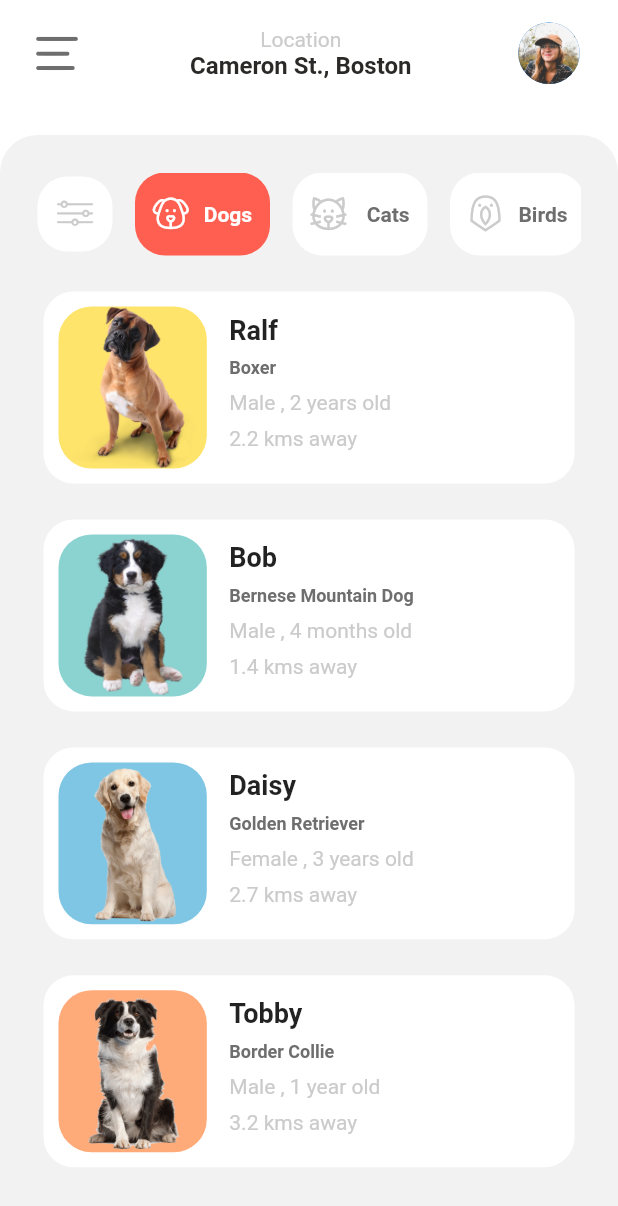
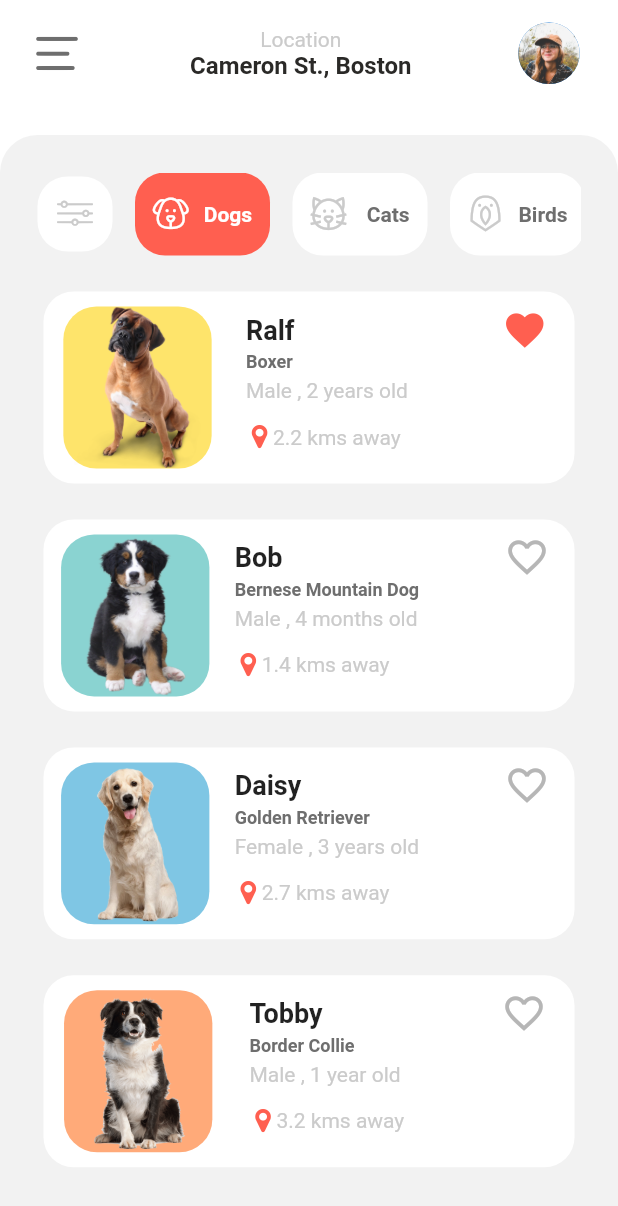
Before and after one commit to tauamendonca/AdoptMe-FTeamChallenge, a Flutter app: the screen it shows after launch, on a phone screen of 412 x 824 dp. Shown: the top 1206 px of the screen. Run offline on Flutter 3.47's test engine with Material 2 defaults, Android fonts, the phone set to English and light mode, and no system bars.

Commit message:
<done> Heart button - <ToDo> 2nd Screen

```diff
--- a/adopt_me/lib/components/list_pets/components/list_pet_card.dart
+++ b/adopt_me/lib/components/list_pets/components/list_pet_card.dart
@@ -1,6 +1,7 @@
 // ignore_for_file: prefer_const_constructors_in_immutables, prefer_typing_uninitialized_variables
 
 import 'package:adoptme/components/constants.dart';
+import 'package:adoptme/components/custom_icons_icons.dart';
 import 'package:flutter/material.dart';
 
 class ListPetCard extends StatefulWidget {
@@ -31,26 +32,27 @@ class ListPetCard extends StatefulWidget {
 /   defeito bem grande, que é o de limitar o tamanho do leading, aí a foto do card
 /   nunca estaria no tamanho correto. A solução foi criar um card customizado.
 */
+
 class _ListPetCardState extends State<ListPetCard> {
   //controle de qual ícone será recebido de acordo com o petFavorite
   //petFavorite = true se o pet for favoritado
+  late bool favorite = false;
+  late var _heart;
+  late var _heartColor;
 
-  //TODO: FAZER OS CORAÇÕES
-  // late bool _heart;
-  // late var _heartColor;
-  // getData(_heart) {
-  //   if (widget.petFavorite) {
-  //     _heart = true;
-  //     _heartColor = cPrimaryColor;
-  //   } else {
-  //     _heart = false;
-  //     _heartColor = cGray2;
-  //   }
-  // }
+  getData(favorite) {
+    if (widget.petFavorite) {
+      _heart = CustomIcons.favorite;
+      _heartColor = cPrimaryColor;
+    } else {
+      _heart = CustomIcons.favorite_border;
+      _heartColor = cGray2;
+    }
+  }
 
   @override
   void initState() {
-    // getData(widget.petFavorite);
+    getData(widget.petFavorite);
     super.initState();
   }
 
@@ -72,12 +74,13 @@ class _ListPetCardState extends State<ListPetCard> {
           elevation: 0,
 
           //linha do card, os itens dela estão separados em 3 widgets
+          child: Padding(
+            padding: const EdgeInsets.fromLTRB(10, 10, 15, 10),
             child: Row(
+              mainAxisAlignment: MainAxisAlignment.spaceAround,
               children: [
                 //Stack com a foto do pet e o fundo
-            Padding(
-              padding: const EdgeInsets.fromLTRB(10, 10, 15, 10),
-              child:
+
                 //fundo da foto
                 Container(
                   width: MediaQuery.of(context).size.width * 0.24,
@@ -94,14 +97,16 @@ class _ListPetCardState extends State<ListPetCard> {
                     child: Image.asset(widget.petProfilePic.toString()),
                   ),
                 ),
+
+                const SizedBox(
+                  width: 10,
                 ),
-
                 //Textos
                 Column(
                   crossAxisAlignment: CrossAxisAlignment.start,
                   children: <Widget>[
                     Padding(
-                  padding: const EdgeInsets.only(top: 15),
+                      padding: const EdgeInsets.only(top: 5),
                       child: Text(
                         widget.petName,
                         overflow: TextOverflow.ellipsis,
@@ -109,7 +114,7 @@ class _ListPetCardState extends State<ListPetCard> {
                       ),
                     ),
                     Padding(
-                  padding: const EdgeInsets.fromLTRB(0, 8, 0, 0),
+                      padding: const EdgeInsets.fromLTRB(0, 4, 0, 0),
                       child: Text(
                         widget.petRace,
                         overflow: TextOverflow.ellipsis,
@@ -117,7 +122,7 @@ class _ListPetCardState extends State<ListPetCard> {
                       ),
                     ),
                     Padding(
-                  padding: const EdgeInsets.fromLTRB(0, 8, 0, 0),
+                      padding: const EdgeInsets.fromLTRB(0, 4, 0, 0),
                       child: Text(
                         "${widget.petSex} , ${widget.petAge}",
                         overflow: TextOverflow.ellipsis,
@@ -125,18 +130,37 @@ class _ListPetCardState extends State<ListPetCard> {
                       ),
                     ),
                     Padding(
-                  padding: const EdgeInsets.fromLTRB(0, 8, 0, 0),
-                  child: Text(
+                        padding: const EdgeInsets.fromLTRB(0, 14, 0, 0),
+                        child: Row(
+                          children: [
+                            const Icon(CustomIcons.location,
+                                size: 18, color: cPrimaryColor),
+                            Text(
                               "${widget.petLocation} kms away",
                               overflow: TextOverflow.ellipsis,
                               style: cBaseTextStyle,
                             ),
+                          ],
+                        )),
+                  ],
                 ),
-              ],
+
+                const SizedBox(
+                  width: 50,
+                ),
+
+                //Ícone de Coração
+                Align(
+                  alignment: Alignment.topRight,
+                  child: Icon(
+                    _heart,
+                    color: _heartColor,
+                    size: 30,
+                  ),
                 ),
               ],
             ),
           ),
-    );
+        ));
   }
 }
```
Lines whose indentation alone changed are shown as unchanged.
